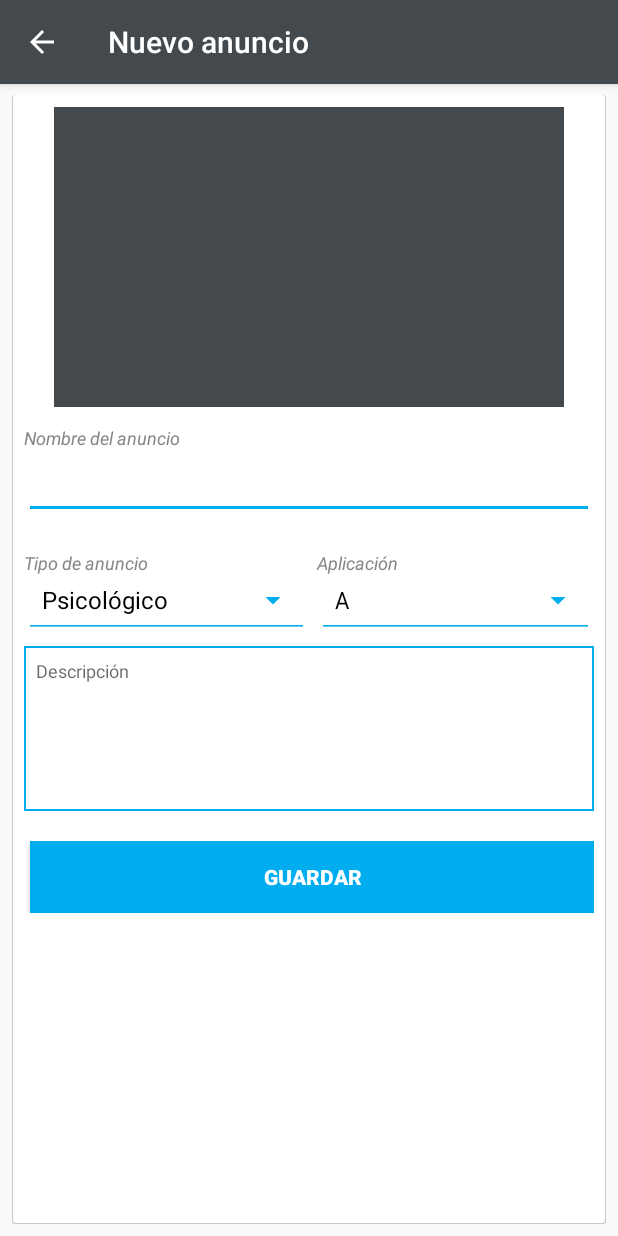
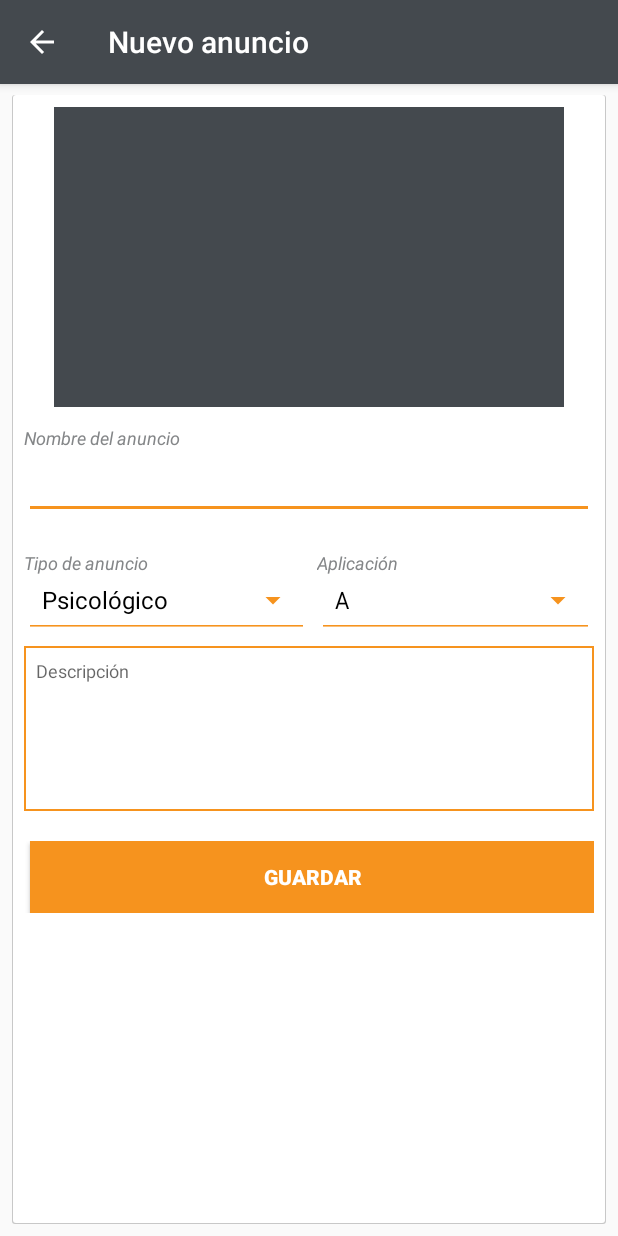
Before and after one commit to dericop/ro-android-design-lab, an Android app: the AddTipActivity screen opened directly, with no data from a screen before it, on a phone screen of 412 x 824 dp. Run offline under Robolectric (Android 15) with nearby library versions, the phone set to English and light mode, and no system bars; our stand-ins replace Firebase (no records; nobody signed in at launch, a user with empty details on screens opened directly).

Commit message:
Exportación

```diff
--- a/app/src/main/AndroidManifest.xml
+++ b/app/src/main/AndroidManifest.xml
@@ -19,7 +19,7 @@
 
     <application
         android:allowBackup="true"
-        android:icon="@mipmap/ic_launcher_cocono"
+        android:icon="@mipmap/ic_launcher"
         android:label="@string/app_name"
         android:supportsRtl="true"
         android:theme="@style/AppTheme">
@@ -95,7 +95,7 @@
         <!-- eliminar .cocono al exportar corus (com.ucaldas.android.cocono.fileprovider) -->
         <provider
             android:name="android.support.v4.content.FileProvider"
-            android:authorities="com.ucaldas.android.cocono.fileprovider"
+            android:authorities="com.ucaldas.android.fileprovider"
             android:exported="false"
             android:grantUriPermissions="true">
             <meta-data
--- a/app/src/main/java/com/ucaldas/ro/reduccionobesidad/AddPost.java
+++ b/app/src/main/java/com/ucaldas/ro/reduccionobesidad/AddPost.java
@@ -114,7 +114,7 @@ public class AddPost extends AppCompatActivity implements ActivityCompat.OnReque
     private ArrayAdapter<CharSequence> categoryAdapter; //Arreglo de categorías
     private AppCompatActivity thisRef; //referencia a this para usarse en otros contextos.
 
-    private final String FILE_PROVIDER = "com.ucaldas.android.cocono.fileprovider"; //ruta para el manejo de archivos
+    private final String FILE_PROVIDER = "com.ucaldas.android.fileprovider"; //ruta para el manejo de archivos
 
     @Override
     protected void onCreate(Bundle savedInstanceState) {
--- a/app/src/main/java/com/ucaldas/ro/reduccionobesidad/AddTipActivity.java
+++ b/app/src/main/java/com/ucaldas/ro/reduccionobesidad/AddTipActivity.java
@@ -64,7 +64,7 @@ public class AddTipActivity extends AppCompatActivity implements ActivityCompat.
     private ArrayAdapter<CharSequence> typesAdapter;
     private ArrayAdapter<CharSequence> appAdapter;
 
-    private final String FILE_PROVIDER = "com.ucaldas.android.cocono.fileprovider";
+    private final String FILE_PROVIDER = "com.ucaldas.android.fileprovider";
     private static final int REQUEST_STORAGE_PERMISSION = 2;
     static final int RESULT_LOAD_IMAGE = 2;
     private static final String FRAGMENT_DIALOG = "dialog";
--- a/app/src/main/res/layout/activity_login.xml
+++ b/app/src/main/res/layout/activity_login.xml
@@ -30,7 +30,7 @@
         <TextView
             android:layout_width="match_parent"
             android:layout_height="wrap_content"
-            android:text="Inicia Sesión en CoCono"
+            android:text="Inicia Sesión en CoRus"
             android:id="@+id/txt_login_subtitle"
             android:textColor="#263238"
             android:textSize="22sp"
--- a/app/src/main/res/layout/splash.xml
+++ b/app/src/main/res/layout/splash.xml
@@ -8,7 +8,7 @@
     <pl.droidsonroids.gif.GifImageView
         android:layout_width="150dp"
         android:layout_height="150dp"
-        android:src="@drawable/splash"
+        android:src="@drawable/splash_a"
         android:layout_gravity="center_horizontal"
         android:layout_marginTop="220dp" />
 
--- a/app/src/main/res/layout/welcome_slide1.xml
+++ b/app/src/main/res/layout/welcome_slide1.xml
@@ -24,7 +24,7 @@
             <ImageView
                 android:layout_width="150dp"
                 android:layout_height="150dp"
-                android:src="@drawable/ic_brand_cocono"
+                android:src="@drawable/ic_brand"
                 android:tint="#607d8b"
                 android:id="@+id/slide1_icon"/>
 
--- a/app/src/main/res/layout/welcome_slide2.xml
+++ b/app/src/main/res/layout/welcome_slide2.xml
@@ -24,7 +24,7 @@
             <ImageView
                 android:layout_width="250dp"
                 android:layout_height="250dp"
-                android:background="@drawable/ic_slide1_cocono"
+                android:background="@drawable/ic_slide1"
                 android:id="@+id/slide2_img"/>
 
             <TextView
--- a/app/src/main/res/layout/welcome_slide3.xml
+++ b/app/src/main/res/layout/welcome_slide3.xml
@@ -23,7 +23,7 @@
         <ImageView
             android:layout_width="250dp"
             android:layout_height="250dp"
-            android:src="@drawable/ic_slide2_cocono"
+            android:src="@drawable/ic_slide2"
             android:id="@+id/slide3_img" />
 
         <TextView
--- a/app/src/main/res/layout/welcome_slide4.xml
+++ b/app/src/main/res/layout/welcome_slide4.xml
@@ -23,7 +23,7 @@
         <ImageView
             android:layout_width="250dp"
             android:layout_height="250dp"
-            android:src="@drawable/ic_slide3_cocono"
+            android:src="@drawable/ic_slide3"
             android:id="@+id/slide4_img"/>
 
         <TextView
--- a/app/src/main/res/values/colors.xml
+++ b/app/src/main/res/values/colors.xml
@@ -4,8 +4,8 @@
     <color name="colorPrimaryDark">#44494e</color>
     <color name="colorPrimarySoft">#3d4146</color>
 
-    <color name="colorAccent">#00adee</color>
-    <!-- <color name="colorAccent">#f6931e</color>-->
+    <!-- <color name="colorAccent">#00adee</color>-->
+    <color name="colorAccent">#f6931e</color>
     <color name="success">#13b10b</color>
     <color name="error">#cf1c25</color>
 
--- a/app/src/main/res/values/strings.xml
+++ b/app/src/main/res/values/strings.xml
@@ -1,5 +1,5 @@
 <resources>
-    <string name="app_name">CoCono</string>
+    <string name="app_name">CoRus</string>
     <string name="title_activity_welcome">Inicio</string>
     <string name="next">Siguiente</string>
     <string name="skip">Saltar</string>
@@ -33,7 +33,7 @@
 
     <!-- TODO: Remove or change this placeholder text -->
     <string name="hello_blank_fragment">Hello blank fragment</string>
-    <string name="title_activity_m_home">CoCono</string>
+    <string name="title_activity_m_home">CoRus</string>
 
     <string name="navigation_drawer_open">Open navigation drawer</string>
     <string name="navigation_drawer_close">Close navigation drawer</string>
--- a/app/src/main/res/xml/file_paths.xml
+++ b/app/src/main/res/xml/file_paths.xml
@@ -1,5 +1,5 @@
 <?xml version="1.0" encoding="utf-8"?>
 <paths xmlns:android="http://schemas.android.com/apk/res/android">
-    <!--<external-path name="my_images" path="Android/data/com.ucaldas.ro.reduccionobesidad/files/Pictures"/>-->
-    <external-path name="my_images" path="Android/data/com.ucaldas.ro.reduccionobesidad.cocono/files/Pictures"/>
+    <external-path name="my_images" path="Android/data/com.ucaldas.ro.reduccionobesidad/files/Pictures"/>
+    <!--<external-path name="my_images" path="Android/data/com.ucaldas.ro.reduccionobesidad.cocono/files/Pictures"/>-->
 </paths>
```
